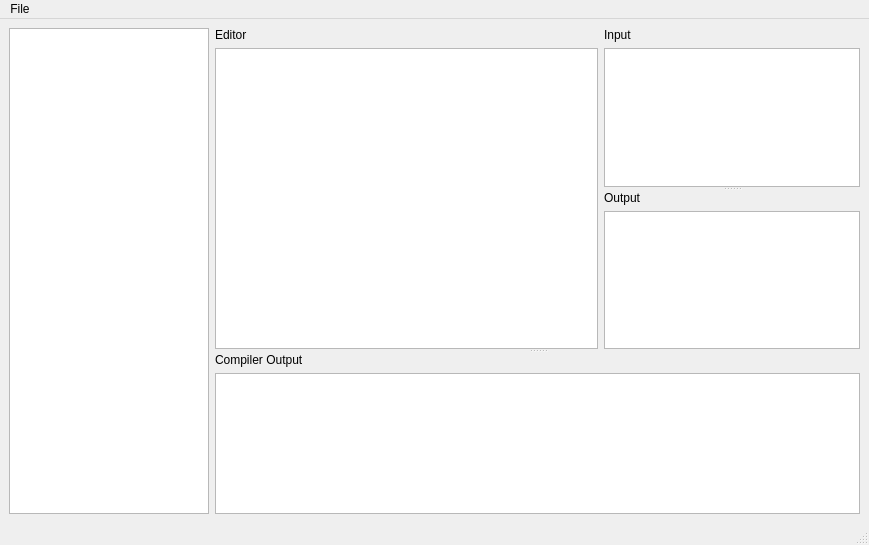
Qt form UI-prototyping/Notepad/notepad.ui (KaziRifatMorshed/SmartXm) before a commit.
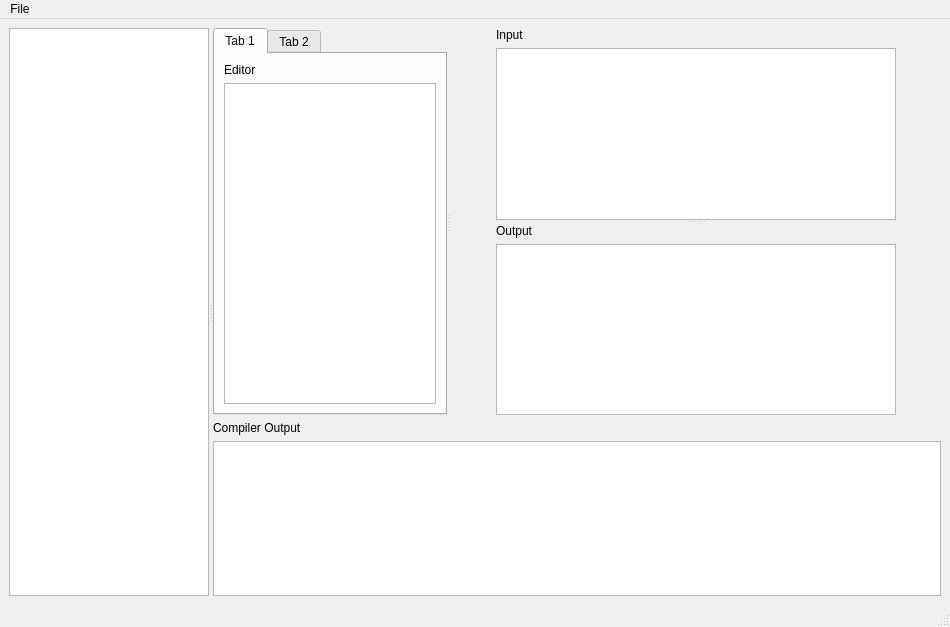
The same form after that commit. The open tabs and pages were chosen to show the change. Custom widgets are drawn as their Qt base class.

Diff of the .ui file:
```diff
--- a/UI-prototyping/Notepad/notepad.ui
+++ b/UI-prototyping/Notepad/notepad.ui
@@ -6,16 +6,20 @@
    <rect>
     <x>0</x>
     <y>0</y>
-    <width>869</width>
-    <height>545</height>
+    <width>950</width>
+    <height>627</height>
    </rect>
   </property>
   <property name="windowTitle">
    <string>notepad</string>
   </property>
   <widget class="QWidget" name="centralwidget">
-   <layout class="QGridLayout" name="gridLayout_3">
+   <layout class="QGridLayout" name="gridLayout_6">
     <item row="0" column="0">
+     <widget class="QSplitter" name="splitter_3">
+      <property name="orientation">
+       <enum>Qt::Orientation::Horizontal</enum>
+      </property>
      <widget class="QTreeView" name="treeViewFiles">
       <property name="maximumSize">
        <size>
@@ -24,16 +28,22 @@
        </size>
       </property>
      </widget>
-    </item>
-    <item row="0" column="1">
+      <widget class="QWidget" name="">
+       <layout class="QGridLayout" name="gridLayout_5">
+        <item row="0" column="0">
      <widget class="QSplitter" name="splitter_2">
       <property name="orientation">
-       <enum>Qt::Orientation::Vertical</enum>
-      </property>
-      <widget class="QWidget" name="layoutWidget">
-       <layout class="QHBoxLayout" name="horizontalLayout">
-        <item>
-         <layout class="QGridLayout" name="gridLayout_4">
+           <enum>Qt::Orientation::Horizontal</enum>
+          </property>
+          <widget class="QTabWidget" name="Editor_tabWidget">
+           <property name="currentIndex">
+            <number>1</number>
+           </property>
+           <widget class="QWidget" name="tab">
+            <attribute name="title">
+             <string>Tab 1</string>
+            </attribute>
+            <layout class="QGridLayout" name="gridLayout_3">
           <item row="0" column="0">
            <widget class="QLabel" name="EditorLabel">
             <property name="maximumSize">
@@ -58,8 +68,13 @@
            </widget>
           </item>
          </layout>
-        </item>
-        <item>
+           </widget>
+           <widget class="QWidget" name="tab_2">
+            <attribute name="title">
+             <string>Tab 2</string>
+            </attribute>
+           </widget>
+          </widget>
          <widget class="QSplitter" name="splitter">
           <property name="orientation">
            <enum>Qt::Orientation::Vertical</enum>
@@ -107,11 +122,13 @@
            </layout>
           </widget>
          </widget>
-        </item>
-       </layout>
-      </widget>
-      <widget class="QWidget" name="layoutWidget">
-       <layout class="QGridLayout" name="gridLayout_5">
+         </widget>
+        </item>
+        <item row="1" column="0">
+         <layout class="QGridLayout" name="gridLayout_4">
+          <property name="sizeConstraint">
+           <enum>QLayout::SizeConstraint::SetFixedSize</enum>
+          </property>
         <item row="0" column="0">
          <widget class="QLabel" name="DebugOutputLabel">
           <property name="maximumSize">
@@ -130,10 +147,12 @@
           <property name="maximumSize">
            <size>
             <width>16777215</width>
-            <height>16777215</height>
+              <height>200</height>
            </size>
           </property>
          </widget>
+          </item>
+         </layout>
         </item>
        </layout>
       </widget>
@@ -147,8 +166,8 @@
     <rect>
      <x>0</x>
      <y>0</y>
-     <width>869</width>
-     <height>26</height>
+     <width>950</width>
+     <height>23</height>
     </rect>
    </property>
    <widget class="QMenu" name="menuFile">
```
Lines whose indentation alone changed are shown as unchanged.
